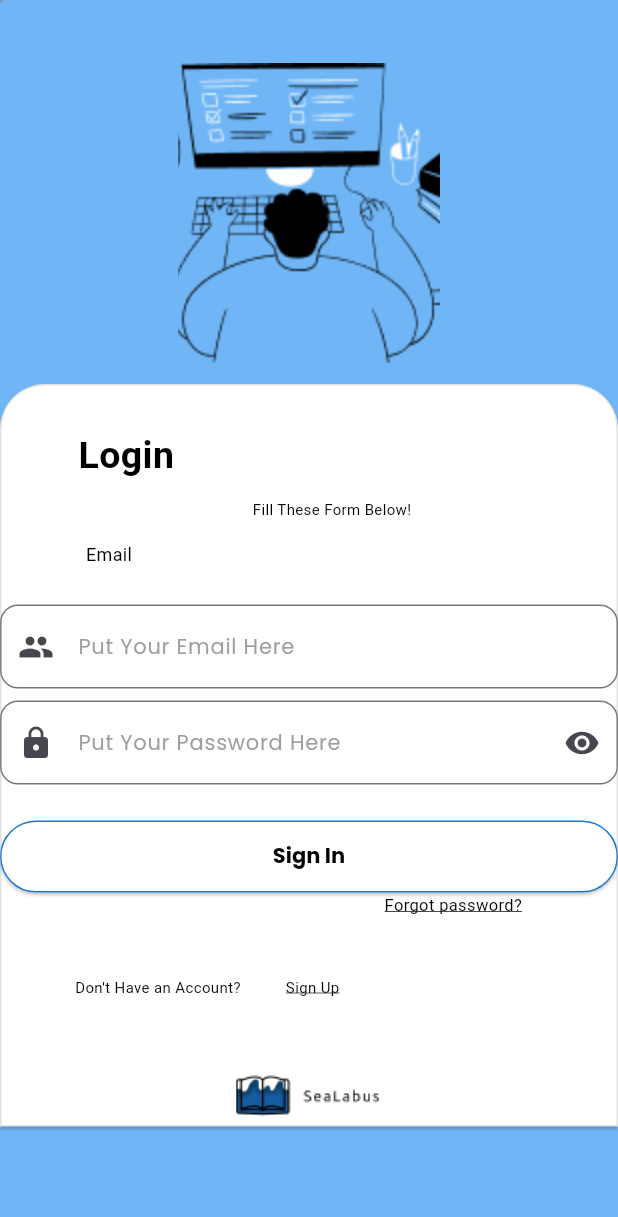
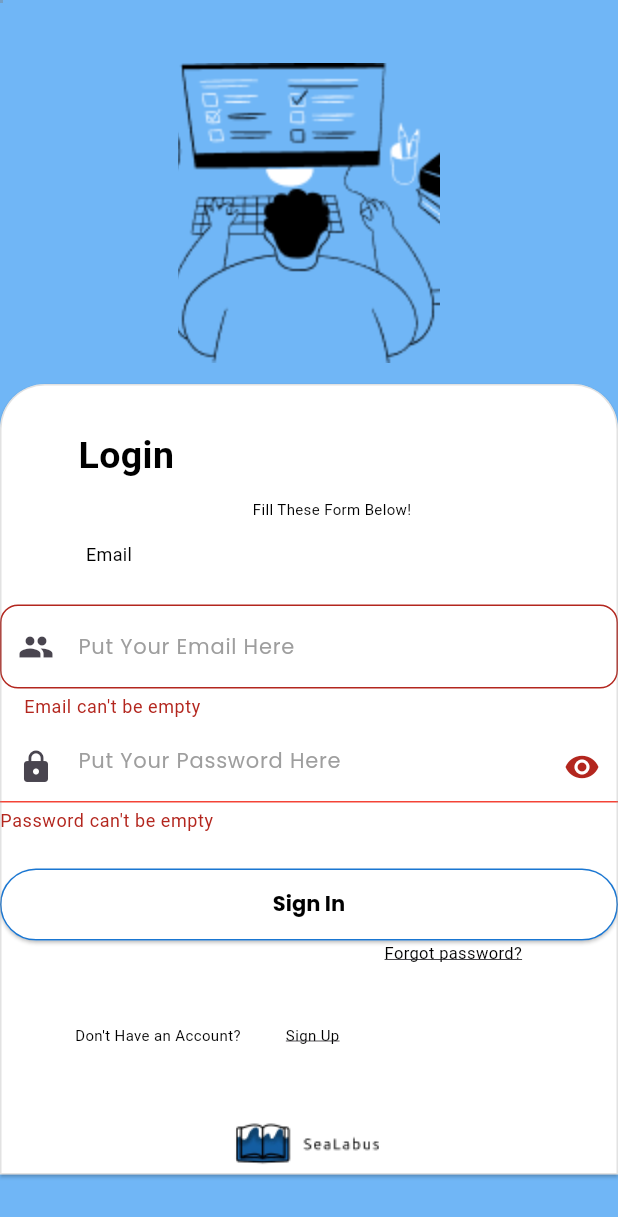
Before and after one commit to Gieryy/SeaLabus, a Flutter app: the screen it shows after launch, after a tap on "Sign In", on a phone screen of 412 x 824 dp. Shown: the top 1217 px of the screen. Run offline on Flutter 3.47's test engine with Material 3 defaults, Android fonts, the phone set to English and light mode, and no system bars; our stand-ins replace firebase_auth, firebase_core, google_fonts; accounts and stored records are empty.

Commit message:
login modif

```diff
--- a/lib/main.dart
+++ b/lib/main.dart
@@ -1,5 +1,6 @@
 import 'package:firebase_core/firebase_core.dart';
 import 'package:flutter/material.dart';
+import 'package:mata_kuliah/firebase_options.dart';
 import 'package:mata_kuliah/screens/homePage.dart';
 import 'package:mata_kuliah/screens/forgotPassword.dart';
 import 'package:mata_kuliah/screens/loginPage.dart';
@@ -7,14 +8,13 @@ import 'package:mata_kuliah/screens/register.dart';
 import 'package:mata_kuliah/screens/splashScreen.dart';
 import 'package:mata_kuliah/screens/landingPage.dart';
 import 'utils/fire_auth.dart';
-import 'utils/firebase_options.dart';
 
-void main() {
-  //   WidgetsFlutterBinding.ensureInitialized();
+Future<void> main() async {
+  WidgetsFlutterBinding.ensureInitialized();
 
-  // await Firebase.initializeApp(
-  //   options: DefaultFirebaseOptions.currentPlatform,
-  // );
+  await Firebase.initializeApp(
+    options: DefaultFirebaseOptions.currentPlatform,
+  );
   runApp(const MyApp());
 }
 
--- a/lib/screens/loginPage.dart
+++ b/lib/screens/loginPage.dart
@@ -26,6 +26,7 @@ class LoginPageState extends State<LoginPage> {
   final _focusPassword = FocusNode();
 
   bool _isProcessing = false;
+  //bool _isVisible = true;
 
   void _toggleObscureText() {
     setState(() {
@@ -47,6 +48,12 @@ class LoginPageState extends State<LoginPage> {
     }
 
     return firebaseApp;
+  }
+
+  @override
+  void initState() {
+    super.initState();
+    _initializeFirebase();
   }
 
   @override
@@ -113,7 +120,8 @@ class LoginPageState extends State<LoginPage> {
                           crossAxisAlignment: CrossAxisAlignment.center,
                           mainAxisSize: MainAxisSize.max,
                           children: [
-                            Padding(
+                            Form(
+                              child: Padding(
                                 padding: EdgeInsets.fromLTRB(0, 30, 0, 10),
                                 child: Align(
                                   alignment: Alignment(-0.7, 0.0),
@@ -126,6 +134,7 @@ class LoginPageState extends State<LoginPage> {
                                       fontStyle: FontStyle.normal,
                                       fontSize: 25,
                                       color: Color(0xff000000),
+                                    ),
                                   ),
                                 ),
                               ),
@@ -170,7 +179,7 @@ class LoginPageState extends State<LoginPage> {
                                   ),
                                 ),
                                 const SizedBox(height: 15.0),
-                                Container(
+                                Form(
                                   key: _formKey,
                                   child: Column(
                                     children: <Widget>[
@@ -242,15 +251,22 @@ class LoginPageState extends State<LoginPage> {
                                                       _isProcessing = true;
                                                     });
 
+                                                    String email =
+                                                        _emailTextController
+                                                            .text;
+                                                    String password =
+                                                        _passwordTextController
+                                                            .text;
+
+                                                    print(
+                                                        "Email: $email, Password: $password");
+
                                                     User? user = await FireAuth
                                                         .signInUsingEmailPassword(
-                                                      email:
-                                                          _emailTextController
-                                                              .text,
-                                                      password:
-                                                          _passwordTextController
-                                                              .text,
+                                                      email: email,
+                                                      password: password,
                                                     );
+
                                                     setState(() {
                                                       _isProcessing = false;
                                                     });
@@ -262,6 +278,21 @@ class LoginPageState extends State<LoginPage> {
                                                           builder: (context) =>
                                                               HomePage(
                                                                   user: user),
+                                                        ),
+                                                      );
+                                                    } else {
+                                                      // Handle the case where login failed
+                                                      print("Login failed");
+                                                      // You can also show a relevant error message to the user
+                                                      // For example, you can use a Flutter Toast or a SnackBar:
+                                                      ScaffoldMessenger.of(
+                                                              context)
+                                                          .showSnackBar(
+                                                        SnackBar(
+                                                          content: Text(
+                                                              "Invalid email or password. Please try again."),
+                                                          backgroundColor:
+                                                              Colors.red,
                                                         ),
                                                       );
                                                     }
--- a/lib/screens/register.dart
+++ b/lib/screens/register.dart
@@ -484,8 +484,3 @@ class RegisterPageState extends State<RegisterPage> {
     );
   }
 }
-
-
-///File download from FlutterViz- Drag and drop a tools. For more details visit https://flutterviz.io/
-
-///File download from FlutterViz- Drag and drop a tools. For more details visit https://flutterviz.io/
```
Also changed, not shown: lib/firebase_options.dart, 5 other files. Lines whose indentation alone changed are shown as unchanged.
